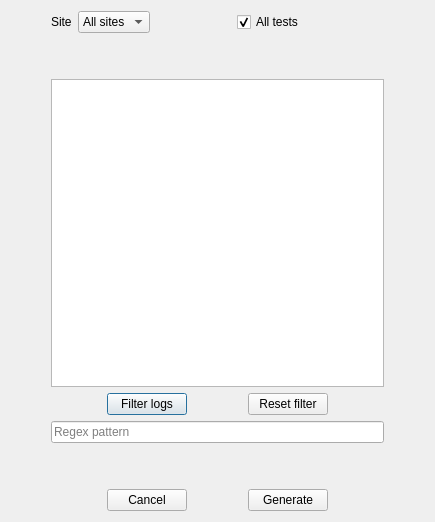
The window that ui/generateRaportDialog.ui (Unvire/DataAnalyzer) describes before a commit, drawn with Qt 5.
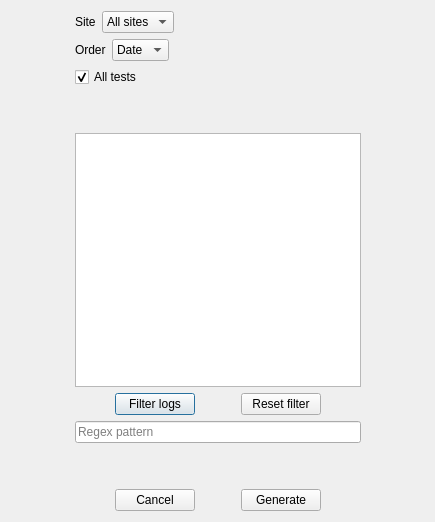
The same window after the commit.

Commit message: adds sorting order to the report generation

Diff of the .ui file:
```diff
--- a/ui/generateRaportDialog.ui
+++ b/ui/generateRaportDialog.ui
@@ -13,7 +13,7 @@
   <property name="windowTitle">
    <string>Generate report</string>
   </property>
-  <layout class="QHBoxLayout" name="horizontalLayout_6" stretch="0,1,0">
+  <layout class="QHBoxLayout" name="horizontalLayout_7">
    <item>
     <spacer name="horizontalSpacer_6">
      <property name="orientation">
@@ -28,7 +28,7 @@
     </spacer>
    </item>
    <item>
-    <layout class="QVBoxLayout" name="verticalLayout_2" stretch="0,0,1,0,0,0">
+    <layout class="QVBoxLayout" name="verticalLayout_2" stretch="0,0,0,0,1,0,0,0">
      <item>
       <layout class="QHBoxLayout" name="horizontalLayout_2">
        <item>
@@ -63,6 +63,51 @@
          </property>
         </spacer>
        </item>
+      </layout>
+     </item>
+     <item>
+      <layout class="QHBoxLayout" name="horizontalLayout_5">
+       <item>
+        <widget class="QLabel" name="siteLabel_2">
+         <property name="text">
+          <string>Order</string>
+         </property>
+        </widget>
+       </item>
+       <item>
+        <widget class="QComboBox" name="plotOrderByComboBox">
+         <property name="statusTip">
+          <string/>
+         </property>
+         <item>
+          <property name="text">
+           <string>Date</string>
+          </property>
+         </item>
+         <item>
+          <property name="text">
+           <string>Sites</string>
+          </property>
+         </item>
+        </widget>
+       </item>
+       <item>
+        <spacer name="horizontalSpacer_11">
+         <property name="orientation">
+          <enum>Qt::Horizontal</enum>
+         </property>
+         <property name="sizeHint" stdset="0">
+          <size>
+           <width>40</width>
+           <height>20</height>
+          </size>
+         </property>
+        </spacer>
+       </item>
+      </layout>
+     </item>
+     <item>
+      <layout class="QHBoxLayout" name="horizontalLayout_6">
        <item>
         <widget class="QCheckBox" name="allTestsCheckBox">
          <property name="text">
@@ -74,7 +119,7 @@
         </widget>
        </item>
        <item>
-        <spacer name="horizontalSpacer_5">
+        <spacer name="horizontalSpacer_12">
          <property name="orientation">
           <enum>Qt::Horizontal</enum>
          </property>
```
The commit also changes 3 other files.
